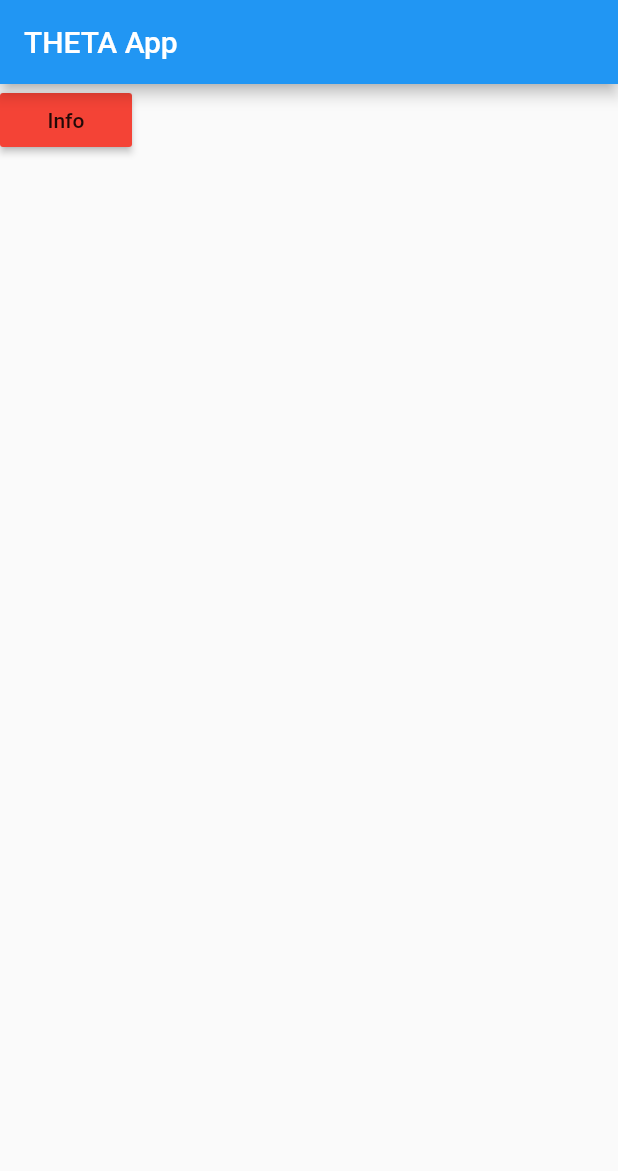
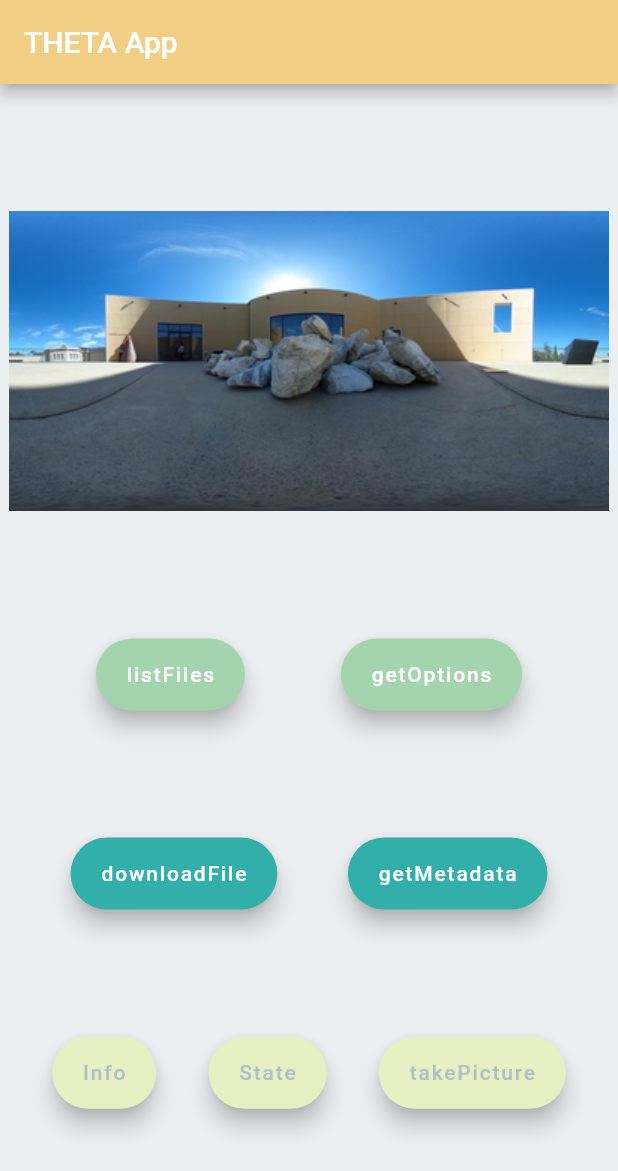
Before and after one commit to codetricity/Theta-App, a Flutter app: the screen it shows after launch, on a phone screen of 412 x 824 dp. Shown: the top 1171 px of the screen. Run offline on Flutter 3.47's test engine with Material 2 defaults, Android fonts, the phone set to English and light mode, and no system bars.

```diff
--- a/lib/main.dart
+++ b/lib/main.dart
@@ -10,22 +10,67 @@ class MyApp extends StatelessWidget {
       home: Scaffold(
         appBar: AppBar(
           title: Text("THETA App"),
+          backgroundColor: Color(0xfff0cf85),
         ),
+        backgroundColor: Colors.blueGrey[50],
         body: SafeArea(
             child: Column(
+              mainAxisAlignment: MainAxisAlignment.spaceEvenly,
           children: <Widget>[
+            Image(image: AssetImage("doc/museum.jpg")),
             Row(
+              mainAxisAlignment: MainAxisAlignment.spaceEvenly,
               children: <Widget>[
-                  RaisedButton(
-                    color: Colors.red,
-                    child: Text("Info"),
+                FloatingActionButton.extended(
+                  backgroundColor: Color(0xffa4d4ae),
+                  label: Text("listFiles"),
                   onPressed: () {},
-                  )
+                ),
+                FloatingActionButton.extended(
+                  backgroundColor: Color(0xffa4d4ae),
+                  label: Text("getOptions"),
+                  onPressed: () {},
+                ),
+
               ],
-              )
+            ),
+            Row(
+              mainAxisAlignment: MainAxisAlignment.spaceEvenly,
+              children: <Widget>[
+                FloatingActionButton.extended(
+                  backgroundColor: Color(0xff32afa9),
+                  label: Text("downloadFile"),
+                  onPressed: () {},
+                ),
+                FloatingActionButton.extended(
+                  backgroundColor: Color(0xff32afa9),
+                  label: Text("getMetadata"),
+                  onPressed: () {},
+                ),
               ],
-          )
             ),
+            Row(
+              mainAxisAlignment: MainAxisAlignment.spaceEvenly,
+              children: <Widget>[
+                FloatingActionButton.extended(
+                  backgroundColor: Color(0xffe7f0c3),
+                  label: Text("Info", style: TextStyle(color: Colors.blueGrey[200])),
+                  onPressed: () {},
+                ),
+                FloatingActionButton.extended(
+                  backgroundColor: Color(0xffe7f0c3),
+                  label: Text("State", style: TextStyle(color: Colors.blueGrey[200])),
+                  onPressed: () {},
+                ),
+                FloatingActionButton.extended(
+                  backgroundColor: Color(0xffe7f0c3),
+                  label: Text("takePicture", style: TextStyle(color: Colors.blueGrey[200])),
+                  onPressed: () {},
+                ),
+              ],
+            ),
+          ],
+        )),
       ),
     );
   }
--- a/pubspec.yaml
+++ b/pubspec.yaml
@@ -41,7 +41,10 @@ flutter:
   uses-material-design: true
 
   # To add assets to your application, add an assets section, like this:
-  # assets:
+  assets:
+    - doc/museum.jpg
+    - doc/phone.jpg
+
   #  - images/a_dot_burr.jpeg
   #  - images/a_dot_ham.jpeg
 
```
Also changed, not shown: doc/phone.jpg (added), 1 other file. Lines whose indentation alone changed are shown as unchanged.
